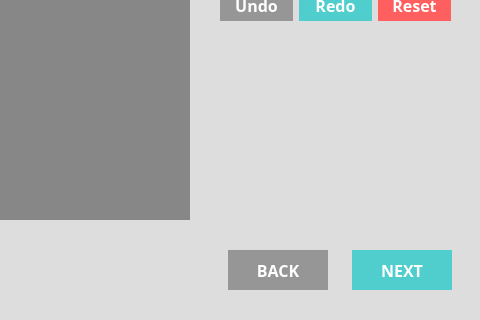
Before: the Qt Designer form gui_files/define-parking-lot.ui in ducpham2476/image_calibration, drawn with Qt 5; both pictures show x 800 to 1280 and y 400 to 720 of the 1280 by 720 pixel window.
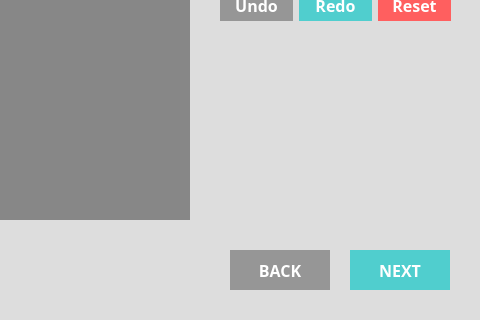
After: the same form once the commit is applied.

```diff
--- a/gui_files/define-parking-lot.ui
+++ b/gui_files/define-parking-lot.ui
@@ -297,440 +297,6 @@
      </item>
     </layout>
    </widget>
-   <widget class="QWidget" name="horizontalLayoutWidget_2">
-    <property name="geometry">
-     <rect>
-      <x>1010</x>
-      <y>630</y>
-      <width>261</width>
-      <height>80</height>
-     </rect>
-    </property>
-    <layout class="QHBoxLayout" name="horizontalLayout_6">
-     <item>
-      <widget class="QPushButton" name="back_B">
-       <property name="maximumSize">
-        <size>
-         <width>100</width>
-         <height>40</height>
-        </size>
-       </property>
-       <property name="palette">
-        <palette>
-         <active>
-          <colorrole role="WindowText">
-           <brush brushstyle="SolidPattern">
-            <color alpha="255">
-             <red>255</red>
-             <green>255</green>
-             <blue>255</blue>
-            </color>
-           </brush>
-          </colorrole>
-          <colorrole role="Button">
-           <brush brushstyle="SolidPattern">
-            <color alpha="255">
-             <red>150</red>
-             <green>150</green>
-             <blue>150</blue>
-            </color>
-           </brush>
-          </colorrole>
-          <colorrole role="Text">
-           <brush brushstyle="SolidPattern">
-            <color alpha="255">
-             <red>255</red>
-             <green>255</green>
-             <blue>255</blue>
-            </color>
-           </brush>
-          </colorrole>
-          <colorrole role="ButtonText">
-           <brush brushstyle="SolidPattern">
-            <color alpha="255">
-             <red>255</red>
-             <green>255</green>
-             <blue>255</blue>
-            </color>
-           </brush>
-          </colorrole>
-          <colorrole role="Base">
-           <brush brushstyle="SolidPattern">
-            <color alpha="255">
-             <red>150</red>
-             <green>150</green>
-             <blue>150</blue>
-            </color>
-           </brush>
-          </colorrole>
-          <colorrole role="Window">
-           <brush brushstyle="SolidPattern">
-            <color alpha="255">
-             <red>150</red>
-             <green>150</green>
-             <blue>150</blue>
-            </color>
-           </brush>
-          </colorrole>
-         </active>
-         <inactive>
-          <colorrole role="WindowText">
-           <brush brushstyle="SolidPattern">
-            <color alpha="255">
-             <red>255</red>
-             <green>255</green>
-             <blue>255</blue>
-            </color>
-           </brush>
-          </colorrole>
-          <colorrole role="Button">
-           <brush brushstyle="SolidPattern">
-            <color alpha="255">
-             <red>150</red>
-             <green>150</green>
-             <blue>150</blue>
-            </color>
-           </brush>
-          </colorrole>
-          <colorrole role="Text">
-           <brush brushstyle="SolidPattern">
-            <color alpha="255">
-             <red>255</red>
-             <green>255</green>
-             <blue>255</blue>
-            </color>
-           </brush>
-          </colorrole>
-          <colorrole role="ButtonText">
-           <brush brushstyle="SolidPattern">
-            <color alpha="255">
-             <red>255</red>
-             <green>255</green>
-             <blue>255</blue>
-            </color>
-           </brush>
-          </colorrole>
-          <colorrole role="Base">
-           <brush brushstyle="SolidPattern">
-            <color alpha="255">
-             <red>150</red>
-             <green>150</green>
-             <blue>150</blue>
-            </color>
-           </brush>
-          </colorrole>
-          <colorrole role="Window">
-           <brush brushstyle="SolidPattern">
-            <color alpha="255">
-             <red>150</red>
-             <green>150</green>
-             <blue>150</blue>
-            </color>
-           </brush>
-          </colorrole>
-         </inactive>
-         <disabled>
-          <colorrole role="WindowText">
-           <brush brushstyle="SolidPattern">
-            <color alpha="255">
-             <red>255</red>
-             <green>255</green>
-             <blue>255</blue>
-            </color>
-           </brush>
-          </colorrole>
-          <colorrole role="Button">
-           <brush brushstyle="SolidPattern">
-            <color alpha="255">
-             <red>150</red>
-             <green>150</green>
-             <blue>150</blue>
-            </color>
-           </brush>
-          </colorrole>
-          <colorrole role="Text">
-           <brush brushstyle="SolidPattern">
-            <color alpha="255">
-             <red>255</red>
-             <green>255</green>
-             <blue>255</blue>
-            </color>
-           </brush>
-          </colorrole>
-          <colorrole role="ButtonText">
-           <brush brushstyle="SolidPattern">
-            <color alpha="255">
-             <red>255</red>
-             <green>255</green>
-             <blue>255</blue>
-            </color>
-           </brush>
-          </colorrole>
-          <colorrole role="Base">
-           <brush brushstyle="SolidPattern">
-            <color alpha="255">
-             <red>150</red>
-             <green>150</green>
-             <blue>150</blue>
-            </color>
-           </brush>
-          </colorrole>
-          <colorrole role="Window">
-           <brush brushstyle="SolidPattern">
-            <color alpha="255">
-             <red>150</red>
-             <green>150</green>
-             <blue>150</blue>
-            </color>
-           </brush>
-          </colorrole>
-         </disabled>
-        </palette>
-       </property>
-       <property name="font">
-        <font>
-         <family>Montserrat</family>
-         <pointsize>12</pointsize>
-         <weight>75</weight>
-         <italic>false</italic>
-         <bold>true</bold>
-        </font>
-       </property>
-       <property name="whatsThis">
-        <string>&lt;html&gt;&lt;head/&gt;&lt;body&gt;&lt;p&gt;&lt;span style=&quot; font-size:11pt; font-weight:400;&quot;&gt;Return to previous step&lt;/span&gt;&lt;/p&gt;&lt;/body&gt;&lt;/html&gt;</string>
-       </property>
-       <property name="styleSheet">
-        <string notr="true">QPushButton{
-	background-color: rgb(150, 150, 150);
-	color: rgb(255, 255, 255);
-}
-
-QPushButton:hover{
-	background-color:rgb(100, 100, 100);
-}
-
-QPushButton:pressed{
-	background-color: rgb(75, 75, 75);
-}</string>
-       </property>
-       <property name="text">
-        <string>BACK</string>
-       </property>
-      </widget>
-     </item>
-     <item>
-      <widget class="QPushButton" name="next_B">
-       <property name="maximumSize">
-        <size>
-         <width>100</width>
-         <height>40</height>
-        </size>
-       </property>
-       <property name="palette">
-        <palette>
-         <active>
-          <colorrole role="WindowText">
-           <brush brushstyle="SolidPattern">
-            <color alpha="255">
-             <red>255</red>
-             <green>255</green>
-             <blue>255</blue>
-            </color>
-           </brush>
-          </colorrole>
-          <colorrole role="Button">
-           <brush brushstyle="SolidPattern">
-            <color alpha="255">
-             <red>80</red>
-             <green>206</green>
-             <blue>206</blue>
-            </color>
-           </brush>
-          </colorrole>
-          <colorrole role="Text">
-           <brush brushstyle="SolidPattern">
-            <color alpha="255">
-             <red>255</red>
-             <green>255</green>
-             <blue>255</blue>
-            </color>
-           </brush>
-          </colorrole>
-          <colorrole role="ButtonText">
-           <brush brushstyle="SolidPattern">
-            <color alpha="255">
-             <red>255</red>
-             <green>255</green>
-             <blue>255</blue>
-            </color>
-           </brush>
-          </colorrole>
-          <colorrole role="Base">
-           <brush brushstyle="SolidPattern">
-            <color alpha="255">
-             <red>80</red>
-             <green>206</green>
-             <blue>206</blue>
-            </color>
-           </brush>
-          </colorrole>
-          <colorrole role="Window">
-           <brush brushstyle="SolidPattern">
-            <color alpha="255">
-             <red>80</red>
-             <green>206</green>
-             <blue>206</blue>
-            </color>
-           </brush>
-          </colorrole>
-         </active>
-         <inactive>
-          <colorrole role="WindowText">
-           <brush brushstyle="SolidPattern">
-            <color alpha="255">
-             <red>255</red>
-             <green>255</green>
-             <blue>255</blue>
-            </color>
-           </brush>
-          </colorrole>
-          <colorrole role="Button">
-           <brush brushstyle="SolidPattern">
-            <color alpha="255">
-             <red>80</red>
-             <green>206</green>
-             <blue>206</blue>
-            </color>
-           </brush>
-          </colorrole>
-          <colorrole role="Text">
-           <brush brushstyle="SolidPattern">
-            <color alpha="255">
-             <red>255</red>
-             <green>255</green>
-             <blue>255</blue>
-            </color>
-           </brush>
-          </colorrole>
-          <colorrole role="ButtonText">
-           <brush brushstyle="SolidPattern">
-            <color alpha="255">
-             <red>255</red>
-             <green>255</green>
-             <blue>255</blue>
-            </color>
-           </brush>
-          </colorrole>
-          <colorrole role="Base">
-           <brush brushstyle="SolidPattern">
-            <color alpha="255">
-             <red>80</red>
-             <green>206</green>
-             <blue>206</blue>
-            </color>
-           </brush>
-          </colorrole>
-          <colorrole role="Window">
-           <brush brushstyle="SolidPattern">
-            <color alpha="255">
-             <red>80</red>
-             <green>206</green>
-             <blue>206</blue>
-            </color>
-           </brush>
-          </colorrole>
-         </inactive>
-         <disabled>
-          <colorrole role="WindowText">
-           <brush brushstyle="SolidPattern">
-            <color alpha="255">
-             <red>255</red>
-             <green>255</green>
-             <blue>255</blue>
-            </color>
-           </brush>
-          </colorrole>
-          <colorrole role="Button">
-           <brush brushstyle="SolidPattern">
-            <color alpha="255">
-             <red>80</red>
-             <green>206</green>
-             <blue>206</blue>
-            </color>
-           </brush>
-          </colorrole>
-          <colorrole role="Text">
-           <brush brushstyle="SolidPattern">
-            <color alpha="255">
-             <red>255</red>
-             <green>255</green>
-             <blue>255</blue>
-            </color>
-           </brush>
-          </colorrole>
-          <colorrole role="ButtonText">
-           <brush brushstyle="SolidPattern">
-            <color alpha="255">
-             <red>255</red>
-             <green>255</green>
-             <blue>255</blue>
-            </color>
-           </brush>
-          </colorrole>
-          <colorrole role="Base">
-           <brush brushstyle="SolidPattern">
-            <color alpha="255">
-             <red>80</red>
-             <green>206</green>
-             <blue>206</blue>
-            </color>
-           </brush>
-          </colorrole>
-          <colorrole role="Window">
-           <brush brushstyle="SolidPattern">
-            <color alpha="255">
-             <red>80</red>
-             <green>206</green>
-             <blue>206</blue>
-            </color>
-           </brush>
-          </colorrole>
-         </disabled>
-        </palette>
-       </property>
-       <property name="font">
-        <font>
-         <family>Montserrat</family>
-         <pointsize>12</pointsize>
-         <weight>75</weight>
-         <italic>false</italic>
-         <bold>true</bold>
-        </font>
-       </property>
-       <property name="whatsThis">
-        <string>&lt;html&gt;&lt;head/&gt;&lt;body&gt;&lt;p&gt;&lt;span style=&quot; font-size:11pt; font-weight:400;&quot;&gt;Proceed to next step&lt;/span&gt;&lt;/p&gt;&lt;/body&gt;&lt;/html&gt;</string>
-       </property>
-       <property name="styleSheet">
-        <string notr="true">QPushButton{
-	background-color: rgb(80, 206, 206);
-	color: rgb(255, 255, 255);
-}
-
-QPushButton:hover{
-	background-color:rgb(51, 153, 150);
-}
-
-QPushButton:pressed{
-	background-color: rgb(40, 120, 130);
-}</string>
-       </property>
-       <property name="text">
-        <string>NEXT</string>
-       </property>
-      </widget>
-     </item>
-    </layout>
-   </widget>
    <widget class="QListWidget" name="listWidget">
     <property name="geometry">
      <rect>
@@ -1516,6 +1082,440 @@
      </item>
     </layout>
    </widget>
+   <widget class="QPushButton" name="back_B">
+    <property name="geometry">
+     <rect>
+      <x>1030</x>
+      <y>650</y>
+      <width>100</width>
+      <height>40</height>
+     </rect>
+    </property>
+    <property name="maximumSize">
+     <size>
+      <width>100</width>
+      <height>40</height>
+     </size>
+    </property>
+    <property name="palette">
+     <palette>
+      <active>
+       <colorrole role="WindowText">
+        <brush brushstyle="SolidPattern">
+         <color alpha="255">
+          <red>255</red>
+          <green>255</green>
+          <blue>255</blue>
+         </color>
+        </brush>
+       </colorrole>
+       <colorrole role="Button">
+        <brush brushstyle="SolidPattern">
+         <color alpha="255">
+          <red>150</red>
+          <green>150</green>
+          <blue>150</blue>
+         </color>
+        </brush>
+       </colorrole>
+       <colorrole role="Text">
+        <brush brushstyle="SolidPattern">
+         <color alpha="255">
+          <red>255</red>
+          <green>255</green>
+          <blue>255</blue>
+         </color>
+        </brush>
+       </colorrole>
+       <colorrole role="ButtonText">
+        <brush brushstyle="SolidPattern">
+         <color alpha="255">
+          <red>255</red>
+          <green>255</green>
+          <blue>255</blue>
+         </color>
+        </brush>
+       </colorrole>
+       <colorrole role="Base">
+        <brush brushstyle="SolidPattern">
+         <color alpha="255">
+          <red>150</red>
+          <green>150</green>
+          <blue>150</blue>
+         </color>
+        </brush>
+       </colorrole>
+       <colorrole role="Window">
+        <brush brushstyle="SolidPattern">
+         <color alpha="255">
+          <red>150</red>
+          <green>150</green>
+          <blue>150</blue>
+         </color>
+        </brush>
+       </colorrole>
+      </active>
+      <inactive>
+       <colorrole role="WindowText">
+        <brush brushstyle="SolidPattern">
+         <color alpha="255">
+          <red>255</red>
+          <green>255</green>
+          <blue>255</blue>
+         </color>
+        </brush>
+       </colorrole>
+       <colorrole role="Button">
+        <brush brushstyle="SolidPattern">
+         <color alpha="255">
+          <red>150</red>
+          <green>150</green>
+          <blue>150</blue>
+         </color>
+        </brush>
+       </colorrole>
+       <colorrole role="Text">
+        <brush brushstyle="SolidPattern">
+         <color alpha="255">
+          <red>255</red>
+          <green>255</green>
+          <blue>255</blue>
+         </color>
+        </brush>
+       </colorrole>
+       <colorrole role="ButtonText">
+        <brush brushstyle="SolidPattern">
+         <color alpha="255">
+          <red>255</red>
+          <green>255</green>
+          <blue>255</blue>
+         </color>
+        </brush>
+       </colorrole>
+       <colorrole role="Base">
+        <brush brushstyle="SolidPattern">
+         <color alpha="255">
+          <red>150</red>
+          <green>150</green>
+          <blue>150</blue>
+         </color>
+        </brush>
+       </colorrole>
+       <colorrole role="Window">
+        <brush brushstyle="SolidPattern">
+         <color alpha="255">
+          <red>150</red>
+          <green>150</green>
+          <blue>150</blue>
+         </color>
+        </brush>
+       </colorrole>
+      </inactive>
+      <disabled>
+       <colorrole role="WindowText">
+        <brush brushstyle="SolidPattern">
+         <color alpha="255">
+          <red>255</red>
+          <green>255</green>
+          <blue>255</blue>
+         </color>
+        </brush>
+       </colorrole>
+       <colorrole role="Button">
+        <brush brushstyle="SolidPattern">
+         <color alpha="255">
+          <red>150</red>
+          <green>150</green>
+          <blue>150</blue>
+         </color>
+        </brush>
+       </colorrole>
+       <colorrole role="Text">
+        <brush brushstyle="SolidPattern">
+         <color alpha="255">
+          <red>255</red>
+          <green>255</green>
+          <blue>255</blue>
+         </color>
+        </brush>
+       </colorrole>
+       <colorrole role="ButtonText">
+        <brush brushstyle="SolidPattern">
+         <color alpha="255">
+          <red>255</red>
+          <green>255</green>
+          <blue>255</blue>
+         </color>
+        </brush>
+       </colorrole>
+       <colorrole role="Base">
+        <brush brushstyle="SolidPattern">
+         <color alpha="255">
+          <red>150</red>
+          <green>150</green>
+          <blue>150</blue>
+         </color>
+        </brush>
+       </colorrole>
+       <colorrole role="Window">
+        <brush brushstyle="SolidPattern">
+         <color alpha="255">
+          <red>150</red>
+          <green>150</green>
+          <blue>150</blue>
+         </color>
+        </brush>
+       </colorrole>
+      </disabled>
+     </palette>
+    </property>
+    <property name="font">
+     <font>
+      <family>Montserrat</family>
+      <pointsize>12</pointsize>
+      <weight>75</weight>
+      <italic>false</italic>
+      <bold>true</bold>
+     </font>
+    </property>
+    <property name="whatsThis">
+     <string>&lt;html&gt;&lt;head/&gt;&lt;body&gt;&lt;p&gt;&lt;span style=&quot; font-size:11pt; font-weight:400;&quot;&gt;Return to previous step&lt;/span&gt;&lt;/p&gt;&lt;/body&gt;&lt;/html&gt;</string>
+    </property>
+    <property name="styleSheet">
+     <string notr="true">QPushButton{
+	background-color: rgb(150, 150, 150);
+	color: rgb(255, 255, 255);
+}
+
+QPushButton:hover{
+	background-color:rgb(100, 100, 100);
+}
+
+QPushButton:pressed{
+	background-color: rgb(75, 75, 75);
+}</string>
+    </property>
+    <property name="text">
+     <string>BACK</string>
+    </property>
+   </widget>
+   <widget class="QPushButton" name="next_B">
+    <property name="geometry">
+     <rect>
+      <x>1150</x>
+      <y>650</y>
+      <width>100</width>
+      <height>40</height>
+     </rect>
+    </property>
+    <property name="maximumSize">
+     <size>
+      <width>100</width>
+      <height>40</height>
+     </size>
+    </property>
+    <property name="palette">
+     <palette>
+      <active>
+       <colorrole role="WindowText">
+        <brush brushstyle="SolidPattern">
+         <color alpha="255">
+          <red>255</red>
+          <green>255</green>
+          <blue>255</blue>
+         </color>
+        </brush>
+       </colorrole>
+       <colorrole role="Button">
+        <brush brushstyle="SolidPattern">
+         <color alpha="255">
+          <red>80</red>
+          <green>206</green>
+          <blue>206</blue>
+         </color>
+        </brush>
+       </colorrole>
+       <colorrole role="Text">
+        <brush brushstyle="SolidPattern">
+         <color alpha="255">
+          <red>255</red>
+          <green>255</green>
+          <blue>255</blue>
+         </color>
+        </brush>
+       </colorrole>
+       <colorrole role="ButtonText">
+        <brush brushstyle="SolidPattern">
+         <color alpha="255">
+          <red>255</red>
+          <green>255</green>
+          <blue>255</blue>
+         </color>
+        </brush>
+       </colorrole>
+       <colorrole role="Base">
+        <brush brushstyle="SolidPattern">
+         <color alpha="255">
+          <red>80</red>
+          <green>206</green>
+          <blue>206</blue>
+         </color>
+        </brush>
+       </colorrole>
+       <colorrole role="Window">
+        <brush brushstyle="SolidPattern">
+         <color alpha="255">
+          <red>80</red>
+          <green>206</green>
+          <blue>206</blue>
+         </color>
+        </brush>
+       </colorrole>
+      </active>
+      <inactive>
+       <colorrole role="WindowText">
+        <brush brushstyle="SolidPattern">
+         <color alpha="255">
+          <red>255</red>
+          <green>255</green>
+          <blue>255</blue>
+         </color>
+        </brush>
+       </colorrole>
+       <colorrole role="Button">
+        <brush brushstyle="SolidPattern">
+         <color alpha="255">
+          <red>80</red>
+          <green>206</green>
+          <blue>206</blue>
+         </color>
+        </brush>
+       </colorrole>
+       <colorrole role="Text">
+        <brush brushstyle="SolidPattern">
+         <color alpha="255">
+          <red>255</red>
+          <green>255</green>
+          <blue>255</blue>
+         </color>
+        </brush>
+       </colorrole>
+       <colorrole role="ButtonText">
+        <brush brushstyle="SolidPattern">
+         <color alpha="255">
+          <red>255</red>
+          <green>255</green>
+          <blue>255</blue>
+         </color>
+        </brush>
+       </colorrole>
+       <colorrole role="Base">
+        <brush brushstyle="SolidPattern">
+         <color alpha="255">
+          <red>80</red>
+          <green>206</green>
+          <blue>206</blue>
+         </color>
+        </brush>
+       </colorrole>
+       <colorrole role="Window">
+        <brush brushstyle="SolidPattern">
+         <color alpha="255">
+          <red>80</red>
+          <green>206</green>
+          <blue>206</blue>
+         </color>
+        </brush>
+       </colorrole>
+      </inactive>
+      <disabled>
+       <colorrole role="WindowText">
+        <brush brushstyle="SolidPattern">
+         <color alpha="255">
+          <red>255</red>
+          <green>255</green>
+          <blue>255</blue>
+         </color>
+        </brush>
+       </colorrole>
+       <colorrole role="Button">
+        <brush brushstyle="SolidPattern">
+         <color alpha="255">
+          <red>80</red>
+          <green>206</green>
+          <blue>206</blue>
+         </color>
+        </brush>
+       </colorrole>
+       <colorrole role="Text">
+        <brush brushstyle="SolidPattern">
+         <color alpha="255">
+          <red>255</red>
+          <green>255</green>
+          <blue>255</blue>
+         </color>
+        </brush>
+       </colorrole>
+       <colorrole role="ButtonText">
+        <brush brushstyle="SolidPattern">
+         <color alpha="255">
+          <red>255</red>
+          <green>255</green>
+          <blue>255</blue>
+         </color>
+        </brush>
+       </colorrole>
+       <colorrole role="Base">
+        <brush brushstyle="SolidPattern">
+         <color alpha="255">
+          <red>80</red>
+          <green>206</green>
+          <blue>206</blue>
+         </color>
+        </brush>
+       </colorrole>
+       <colorrole role="Window">
+        <brush brushstyle="SolidPattern">
+         <color alpha="255">
+          <red>80</red>
+          <green>206</green>
+          <blue>206</blue>
+         </color>
+        </brush>
+       </colorrole>
+      </disabled>
+     </palette>
+    </property>
+    <property name="font">
+     <font>
+      <family>Montserrat</family>
+      <pointsize>12</pointsize>
+      <weight>75</weight>
+      <italic>false</italic>
+      <bold>true</bold>
+     </font>
+    </property>
+    <property name="whatsThis">
+     <string>&lt;html&gt;&lt;head/&gt;&lt;body&gt;&lt;p&gt;&lt;span style=&quot; font-size:11pt; font-weight:400;&quot;&gt;Proceed to next step&lt;/span&gt;&lt;/p&gt;&lt;/body&gt;&lt;/html&gt;</string>
+    </property>
+    <property name="styleSheet">
+     <string notr="true">QPushButton{
+	background-color: rgb(80, 206, 206);
+	color: rgb(255, 255, 255);
+}
+
+QPushButton:hover{
+	background-color:rgb(51, 153, 150);
+}
+
+QPushButton:pressed{
+	background-color: rgb(40, 120, 130);
+}</string>
+    </property>
+    <property name="text">
+     <string>NEXT</string>
+    </property>
+   </widget>
   </widget>
   <widget class="QMenuBar" name="menubar">
    <property name="geometry">
```
